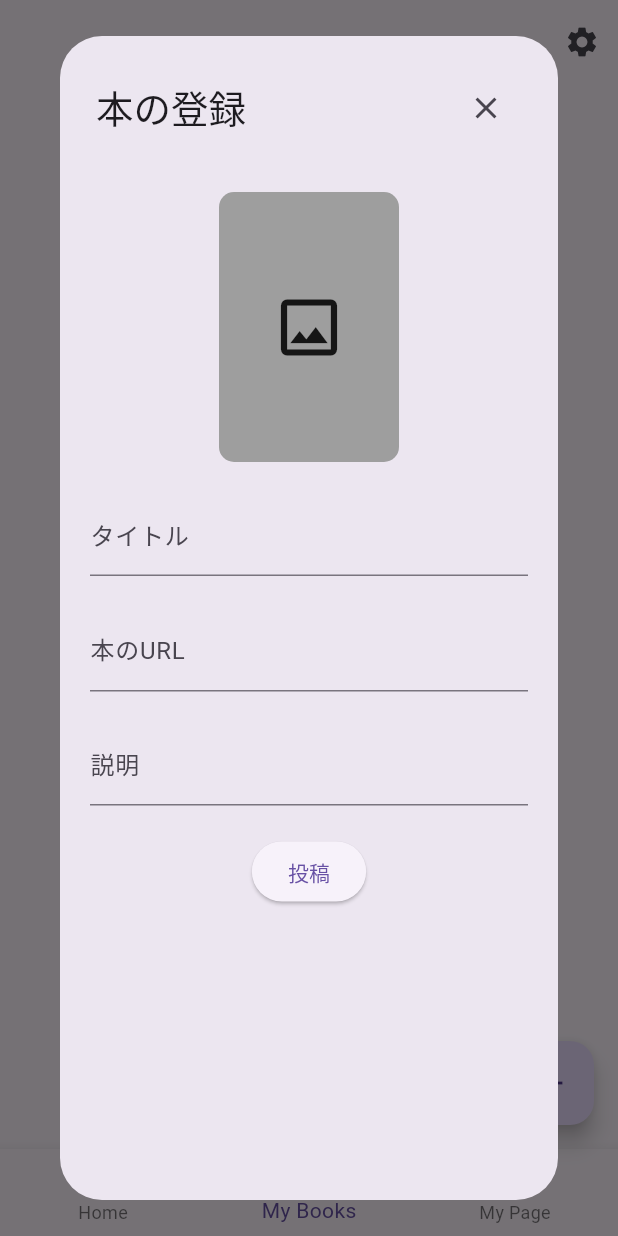
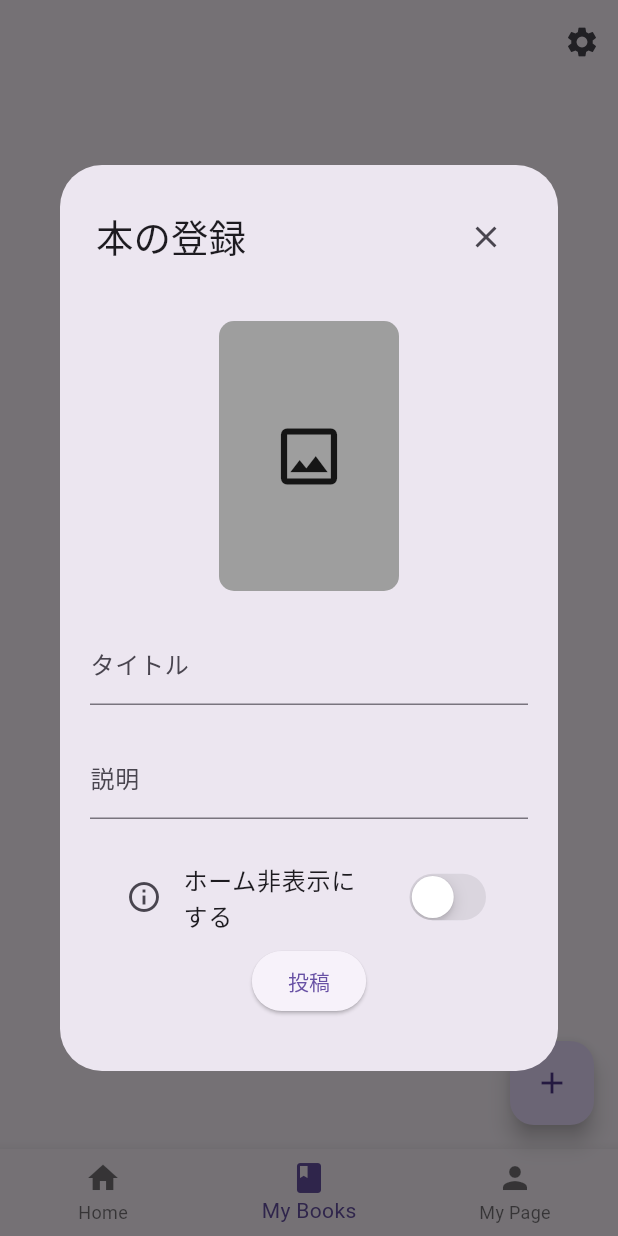
Before and after one commit to Haruki1090/Books-Rater, a Flutter app: the Home screen opened directly, item 2 of the bottom bar chosen, after a tap on the "add" icon, on a phone screen of 412 x 824 dp. Run offline on Flutter 3.47's test engine with Material 3 defaults, Android fonts, the phone set to English and light mode, and no system bars; our stand-ins replace cloud_firestore, cloud_functions, firebase_auth, firebase_core, firebase_storage, flutter_riverpod and 2 more; accounts and stored records are empty; generated files the repository leaves out were written again.

Commit message:
表示・非表示の機能

```diff
--- a/lib/posting_new_book.dart
+++ b/lib/posting_new_book.dart
@@ -5,6 +5,7 @@ import 'package:cloud_firestore/cloud_firestore.dart';
 import 'package:cloud_functions/cloud_functions.dart';
 import 'package:firebase_auth/firebase_auth.dart';
 import 'package:firebase_storage/firebase_storage.dart';
+import 'package:flutter/cupertino.dart';
 import 'package:flutter/material.dart';
 import 'package:flutter_riverpod/flutter_riverpod.dart';
 import 'package:image_picker/image_picker.dart';
@@ -33,6 +34,7 @@ Future<void> callIncrementBookCount(
 Future<void> addBookToUserBooks({
   required String title,
   required String description,
+  required bool banned,
   required File imageFile,
 }) async {
   final user = FirebaseAuth.instance.currentUser;
@@ -48,7 +50,7 @@ Future<void> addBookToUserBooks({
     bookId: '',
     uid: user.uid,
     email: user.email!,
-    banned: false,
+    banned: banned,
     title: title,
     description: description,
     bookImageUrl: bookImageUrl,
@@ -79,6 +81,7 @@ Future<String> uploadImage(File imageFile) async {
 final titleProvider = StateProvider<String>((ref) => '');
 final bookUrlProvider = StateProvider<String>((ref) => '');
 final descriptionProvider = StateProvider<String>((ref) => '');
+final bannedProvider = StateProvider<bool>((ref) => false);
 
 class _PostingNewBookState extends ConsumerState<PostingNewBook> {
   File? _selectedBookImageFile;
@@ -116,10 +119,10 @@ class _PostingNewBookState extends ConsumerState<PostingNewBook> {
       children: [
         SizedBox(
           width: MediaQuery.of(context).size.width,
-          height: MediaQuery.of(context).size.height,
           child: Padding(
             padding: const EdgeInsets.all(20.0),
             child: Column(
+              mainAxisAlignment: MainAxisAlignment.center,
               children: [
                 GestureDetector(
                   onTap: _pickBookImage,
@@ -147,15 +150,6 @@ class _PostingNewBookState extends ConsumerState<PostingNewBook> {
                 const SizedBox(height: 20.0),
 
                 TextFormField(
-                  decoration: const InputDecoration(
-                    labelText: '本のURL',
-                    hintText: '本のURLを入力してください',
-                  ),
-                  onChanged: (value) => ref.read(bookUrlProvider.notifier).state = value,
-                ),
-                const SizedBox(height: 20.0),
-
-                TextFormField(
                   maxLines: null,
                   decoration: const InputDecoration(
                     labelText: '説明',
@@ -165,12 +159,55 @@ class _PostingNewBookState extends ConsumerState<PostingNewBook> {
                 ),
                 const SizedBox(height: 20.0),
 
+                // 公開設定
+                ListTile(
+                  title: const Text('ホーム非表示にする'),
+                  leading: SizedBox(
+                    width: 30,
+                    child: IconButton(
+                      icon: Icon(Icons.info_outline),
+                      onPressed: () {
+                        showDialog(
+                          context: context,
+                          builder: (BuildContext context) {
+                            return AlertDialog(
+                              title: const Text('ホーム非表示について'),
+                              content: const Text('ホーム非表示にすると、他のユーザーがあなたの投稿した本を見ることができなくなります。ただし、あなた自身は自分の投稿した本を見ることができます。この設定は投稿した後からでも変更可能です。'),
+                              actions: [
+                                TextButton(
+                                  onPressed: () {
+                                    Navigator.pop(context);
+                                  },
+                                  child: const Text('閉じる'),
+                                ),
+                              ],
+                            );
+                          },
+                        );
+
+                      },
+                    ),
+                  ),
+                  trailing: Consumer(
+                    builder: (context, ref, _) {
+                      final banned = ref.watch(bannedProvider);
+                      return CupertinoSwitch(
+                        value: banned,
+                        onChanged: (bool value) {
+                          ref.read(bannedProvider.notifier).state = value;
+                        },
+                      );
+                    },
+                  ),
+                ),
+
                 ElevatedButton(
                   onPressed: () async {
                     if (_selectedBookImageFile != null) {
 
                       final title = ref.read(titleProvider);
                       final description = ref.read(descriptionProvider);
+                      final banned = ref.read(bannedProvider);
 
                       showDialog(
                         context: context,
@@ -183,6 +220,7 @@ class _PostingNewBookState extends ConsumerState<PostingNewBook> {
                       await addBookToUserBooks(
                         title: title,
                         description: description,
+                        banned: banned,
                         imageFile: _selectedBookImageFile!,
                       );
 
```
